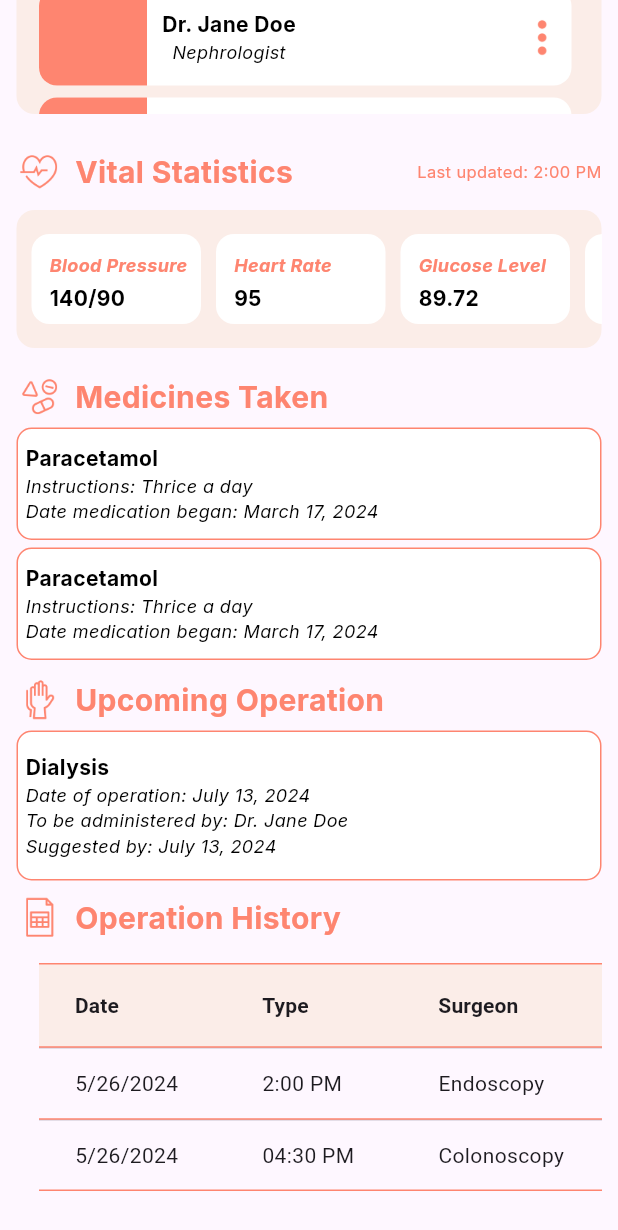
After one commit to Izkumberdu/MAD3-Submission-1---Parales-Sucalit-Villarojo, a Flutter app: the PatientInfoPage screen opened directly, scrolled down 417 dp, after a tap on "Medicines Taken", on a phone screen of 412 x 824 dp. The commit adds this screen. Shown: the top 1230 px of the screen. Run offline on Flutter 3.47's test engine with Material 3 defaults, Android fonts, the phone set to English and light mode, and no system bars; our stand-ins replace form_field_validator, go_router, google_fonts.

Commit message:
added authstate, authcontroller and patientInfo

```diff
--- /dev/null
+++ b/lib/controllers/auth_controller.dart
@@ -0,0 +1,23 @@
+import 'package:flutter/material.dart';
+import 'package:midterm_mobile_3/controllers/state.dart';
+
+class AuthController with ChangeNotifier {
+  AuthState state = AuthState.unauthenticated;
+  SimulateLogin smLogin = SimulateLogin();
+  checkUser(String patientID, String password) async {
+    bool isLoggedIn = await smLogin.checkUser(patientID, password);
+    if (isLoggedIn) {
+      state = AuthState.authenticated;
+      notifyListeners();
+    }
+  }
+}
+
+class SimulateLogin {
+  Map<String, String> users = {"Joel": "room4"};
+
+  Future<bool> checkUser(String patientID, String password) async {
+    if (users[patientID] == null) throw Exception("Patient does not exist");
+    return users[patientID] == password;
+  }
+}
--- /dev/null
+++ b/lib/controllers/state.dart
@@ -0,0 +1 @@
+enum AuthState { authenticated, unauthenticated }
--- a/lib/screens/login.dart
+++ b/lib/screens/login.dart
@@ -1,6 +1,7 @@
 import 'dart:typed_data';
 
 import 'package:flutter/material.dart';
+import 'package:form_field_validator/form_field_validator.dart';
 import 'package:google_fonts/google_fonts.dart';
 import 'package:midterm_mobile_3/consts/sizeConfig.dart';
 import 'package:midterm_mobile_3/consts/styles.dart';
@@ -15,15 +16,20 @@ class Login extends StatefulWidget {
 }
 
 class _LoginPageState extends State<Login> {
+  late GlobalKey<FormState> formkey;
   late TextEditingController patientID;
   late TextEditingController password;
+  late FocusNode patientIDFN, passwordFN;
   bool _isObscured = true;
 
   @override
   void initState() {
     super.initState();
+    formkey = GlobalKey<FormState>();
     patientID = TextEditingController();
     password = TextEditingController();
+    patientIDFN = FocusNode();
+    passwordFN = FocusNode();
   }
 
   @override
@@ -68,6 +74,8 @@ class _LoginPageState extends State<Login> {
       child: SizedBox(
         width: 300,
         height: 700,
+        child: Form(
+          key: formkey,
           child: Column(
             children: [
               const SizedBox(height: 56),
@@ -83,8 +91,9 @@ class _LoginPageState extends State<Login> {
               const SizedBox(height: 50),
               updateLog(),
               const SizedBox(height: 15),
-            scanQR()
+              scanQR(),
             ],
+          ),
         ),
       ),
     );
@@ -94,12 +103,18 @@ class _LoginPageState extends State<Login> {
     return Text('OR', style: interBold.copyWith(fontSize: 12, color: orange));
   }
 
-  Container passwordField() {
-    return Container(
+  Widget passwordField() {
+    return Flexible(
+      child: Container(
         margin: const EdgeInsets.only(left: 0, right: 0),
         child: TextFormField(
+          focusNode: passwordFN,
           controller: password,
           obscureText: _isObscured,
+          onEditingComplete: () {
+            passwordFN.unfocus();
+          },
+          validator: RequiredValidator(errorText: "Password is Required").call,
           decoration: InputDecoration(
             labelText: 'Password',
             labelStyle: interRegular.copyWith(fontSize: 14, color: orange),
@@ -143,18 +158,26 @@ class _LoginPageState extends State<Login> {
             ),
           ),
         ),
+      ),
     );
   }
 
-  Container patientIDfield() {
-    return Container(
+  Widget patientIDfield() {
+    return Flexible(
+      child: Container(
         margin: const EdgeInsets.only(left: 0, right: 0),
         child: TextFormField(
+          focusNode: patientIDFN,
           controller: patientID,
+          onEditingComplete: () {
+            passwordFN.requestFocus();
+          },
+          validator:
+              RequiredValidator(errorText: "Patient ID is Required").call,
           decoration: InputDecoration(
             labelText: 'Patient ID',
-          labelStyle:
-              GoogleFonts.poppins(fontSize: 14, color: const Color(0xffFE8570)),
+            labelStyle: GoogleFonts.poppins(
+                fontSize: 14, color: const Color(0xffFE8570)),
             floatingLabelBehavior: FloatingLabelBehavior.auto,
             filled: true,
             fillColor: Colors.white,
@@ -176,6 +199,7 @@ class _LoginPageState extends State<Login> {
                 Icons.person_3_outlined,
                 size: 50,
                 color: orange,
+              ),
             ),
           ),
         ),
@@ -245,15 +269,8 @@ class _LoginPageState extends State<Login> {
 
   ElevatedButton trackButton(BuildContext context) {
     return ElevatedButton(
-      onPressed: () async {
-        // Navigator.push(
-        //   context,
-        //   MaterialPageRoute(
-        //     builder: (context) {
-        //       return LoginPag();
-        //     },
-        //   ),
-        // );
+      onPressed: () {
+        onSubmit();
       },
       style: ElevatedButton.styleFrom(
         fixedSize: const Size(265, 45),
@@ -306,4 +323,10 @@ class _LoginPageState extends State<Login> {
       ],
     );
   }
+
+  onSubmit() {
+    if (formkey.currentState?.validate() ?? false) {
+      // Handle form submission
     }
+  }
+}
--- /dev/null
+++ b/lib/screens/patient_info.dart
@@ -0,0 +1,568 @@
+import 'package:flutter/material.dart';
+import 'package:midterm_mobile_3/consts/styles.dart';
+
+class PatientInfoPage extends StatefulWidget {
+  const PatientInfoPage({super.key});
+
+  @override
+  State<PatientInfoPage> createState() => _PatientInfoPageState();
+}
+
+class _PatientInfoPageState extends State<PatientInfoPage> {
+  @override
+  Widget build(BuildContext context) {
+    return Scaffold(
+      body: SingleChildScrollView(
+        child: Padding(
+          padding: const EdgeInsets.fromLTRB(0, 30, 0, 30),
+          child: Center(
+            child: Column(
+              children: [
+                name(),
+                const SizedBox(height: 20),
+                details(),
+                doctors(),
+                const SizedBox(height: 20),
+                vitals(),
+                meds(),
+                operations(),
+                const SizedBox(height: 5),
+                historyOperation(),
+                const SizedBox(height: 5),
+                history(),
+              ],
+            ),
+          ),
+        ),
+      ),
+    );
+  }
+
+  Widget name() {
+    return SizedBox(
+      height: 150,
+      width: 390,
+      child: Row(
+        mainAxisAlignment: MainAxisAlignment.spaceBetween,
+        children: [
+          Container(
+            width: 150,
+            height: 150,
+            decoration: const BoxDecoration(
+              image: DecorationImage(
+                image: AssetImage('assets/samplePatient.png'),
+                fit: BoxFit.contain,
+              ),
+            ),
+          ),
+          const SizedBox(width: 15),
+          Column(
+            mainAxisAlignment: MainAxisAlignment.center,
+            crossAxisAlignment: CrossAxisAlignment.start,
+            children: [
+              Text('Daniel Caesar',
+                  style: interBold.copyWith(color: orange, fontSize: 24)),
+              const SizedBox(height: 5),
+              Text('June 26, 2024',
+                  style: interRegular.copyWith(color: orange, fontSize: 16)),
+              Text('Date Admitted',
+                  style: interItalic.copyWith(color: orange, fontSize: 13)),
+            ],
+          ),
+          const Spacer(),
+          GestureDetector(
+            onTap: () {
+              Navigator.pop(context);
+            },
+            child: const Align(
+              alignment: Alignment.topRight,
+              child: Icon(
+                Icons.arrow_back_ios,
+                color: Color(0xFFFE8570),
+                size: 30,
+              ),
+            ),
+          )
+        ],
+      ),
+    );
+  }
+
+  Widget details() {
+    return SizedBox(
+      width: 390,
+      height: 80,
+      child: Row(
+        mainAxisAlignment: MainAxisAlignment.spaceBetween,
+        children: [
+          age(),
+          weight(),
+          bloodType(),
+          room(),
+        ],
+      ),
+    );
+  }
+
+  Column age() {
+    return Column(
+      children: [
+        detailHead('Age'),
+        detailData('68'),
+      ],
+    );
+  }
+
+  Column weight() {
+    return Column(
+      children: [
+        detailHead('Weight'),
+        detailData('58 Kg'),
+      ],
+    );
+  }
+
+  Column bloodType() {
+    return Column(
+      children: [
+        detailHead('Blood Type'),
+        detailData('O+'),
+      ],
+    );
+  }
+
+  Column room() {
+    return Column(
+      children: [
+        detailHead('Room no.'),
+        detailData('301'),
+      ],
+    );
+  }
+
+  Widget detailData(String content) {
+    return Text(content,
+        style: interBold.copyWith(fontSize: 24, color: Colors.black));
+  }
+
+  Widget detailHead(String content) {
+    return Text(content,
+        style: interBold.copyWith(fontSize: 16, color: orange));
+  }
+
+  Widget doctors() {
+    // NEED TO IMPLEMENT MODEL FOR DOCTORS IF HAVE TIME
+    return SizedBox(
+      height: 216,
+      width: 390,
+      child: Column(
+        children: [
+          header('assets/icons/heart_icon.png', 'Doctors Assigned'),
+          const SizedBox(height: 10),
+          Container(
+            width: 390,
+            height: 172,
+            decoration: BoxDecoration(
+              color: const Color(0xFFFBEDE8),
+              borderRadius: BorderRadius.circular(12),
+            ),
+            child: Padding(
+              padding: const EdgeInsets.only(right: 5),
+              child: RawScrollbar(
+                thumbVisibility: true,
+                thumbColor: const Color(0xFFFE8570),
+                radius: const Radius.circular(20),
+                child: ListView.separated(
+                  padding: const EdgeInsets.fromLTRB(15, 15, 15, 15),
+                  scrollDirection: Axis.vertical,
+                  itemCount: 4,
+                  separatorBuilder: (BuildContext context, int index) =>
+                      const SizedBox(height: 8),
+                  itemBuilder: (BuildContext context, int index) {
+                    return Container(
+                      width: 343,
+                      height: 65,
+                      decoration: BoxDecoration(
+                        color: Colors.white,
+                        borderRadius: BorderRadius.circular(12),
+                      ),
+                      child: Row(
+                        children: [
+                          Container(
+                            height: 65,
+                            width: 72,
+                            decoration: const BoxDecoration(
+                              color: Color(0xFFFE8570),
+                              borderRadius: BorderRadius.only(
+                                topLeft: Radius.circular(12),
+                                bottomLeft: Radius.circular(12),
+                              ),
+                            ),
+                          ),
+                          const SizedBox(width: 10),
+                          Column(
+                            mainAxisAlignment: MainAxisAlignment.center,
+                            children: [
+                              Text(
+                                'Dr. Jane Doe',
+                                style: interBold.copyWith(
+                                    fontSize: 14, color: black),
+                              ),
+                              Text(
+                                'Nephrologist',
+                                style: interItalic.copyWith(
+                                    fontSize: 12, color: black),
+                              )
+                            ],
+                          ),
+                          const Spacer(),
+                          SizedBox(
+                            width: 40,
+                            height: 40,
+                            child: Image.asset(
+                              'assets/icons/dots_icon.png',
+                            ),
+                          ),
+                        ],
+                      ),
+                    );
+                  },
+                ),
+              ),
+            ),
+          )
+        ],
+      ),
+    );
+  }
+
+  Row header(icon, title) {
+    return Row(
+      children: [
+        Image.asset(
+          icon,
+          width: 31,
+          height: 31,
+        ),
+        const SizedBox(width: 8),
+        Text(
+          title,
+          style: interBold.copyWith(fontSize: 20, color: orange),
+        ),
+      ],
+    );
+  }
+
+  Widget vitals() {
+    return SizedBox(
+      height: 150,
+      width: 390,
+      child: Column(
+        children: [
+          Row(
+            children: [
+              Image.asset(
+                'assets/icons/heart_icon.png',
+                width: 31,
+                height: 31,
+              ),
+              const SizedBox(width: 8),
+              Text(
+                'Vital Statistics',
+                style: interBold.copyWith(fontSize: 20, color: orange),
+              ),
+              const Spacer(),
+              Text(
+                'Last updated: 2:00 PM',
+                style: interRegular.copyWith(fontSize: 11, color: orange),
+              ),
+            ],
+          ),
+          const SizedBox(height: 10),
+          Container(
+            width: 390,
+            height: 92,
+            decoration: BoxDecoration(
+              color: const Color(0xFFFBEDE8),
+              borderRadius: BorderRadius.circular(12),
+            ),
+            child: SingleChildScrollView(
+              scrollDirection: Axis.horizontal,
+              child: Row(
+                children: [
+                  Padding(
+                    padding: const EdgeInsets.fromLTRB(10, 10, 0, 10),
+                    child: Row(
+                      crossAxisAlignment: CrossAxisAlignment.center,
+                      mainAxisAlignment: MainAxisAlignment.center,
+                      children: [
+                        statistic('Blood Pressure', '140/90'),
+                        const SizedBox(width: 10),
+                        statistic('Heart Rate', '95'),
+                        const SizedBox(width: 10),
+                        statistic('Glucose Level', '89.72'),
+                        const SizedBox(width: 10),
+                        statistic('Temperature', '28.03'),
+                        const SizedBox(width: 10),
+                        statistic('Oxygen Level', '28.03'),
+                        const SizedBox(width: 10),
+                      ],
+                    ),
+                  ),
+                  GestureDetector(
+                    onTap: () {},
+                    child: SizedBox(
+                      width: 35,
+                      height: 35,
+                      child: Image.asset(
+                        'assets/icons/dots_icon.png',
+                        fit: BoxFit.fill,
+                      ),
+                    ),
+                  ),
+                ],
+              ),
+            ),
+          )
+        ],
+      ),
+    );
+  }
+
+  Widget statistic(statistic, number) {
+    return Container(
+      height: 60,
+      width: 113,
+      decoration: BoxDecoration(
+        borderRadius: BorderRadius.circular(12),
+        color: Colors.white,
+      ),
+      child: Column(
+        mainAxisAlignment: MainAxisAlignment.start,
+        crossAxisAlignment: CrossAxisAlignment.start,
+        children: [
+          Padding(
+            padding: const EdgeInsets.only(
+              left: 12,
+              top: 12,
+            ),
+            child: Column(
+              crossAxisAlignment: CrossAxisAlignment.start,
+              children: [
+                Text(
+                  statistic,
+                  style: interItalicBold.copyWith(
+                    color: orange,
+                    fontSize: 12,
+                  ),
+                ),
+                const SizedBox(
+                  height: 4,
+                ),
+                Text(
+                  number,
+                  textAlign: TextAlign.start,
+                  style: interBold.copyWith(
+                    fontSize: 14,
+                  ),
+                )
+              ],
+            ),
+          )
+        ],
+      ),
+    );
+  }
+
+  Widget meds() {
+    // CHANGE TO LIST VIEW
+    return SizedBox(
+      width: 390,
+      height: 202,
+      child: Column(
+        children: [
+          GestureDetector(
+            onTap: () {},
+            child: header('assets/icons/med_icon.png', 'Medicines Taken'),
+          ),
+          const SizedBox(height: 5),
+          medicine('Paracetamol', 'Thrice a day', 'March 17, 2024'),
+          const SizedBox(height: 5),
+          medicine('Paracetamol', 'Thrice a day', 'March 17, 2024'),
+        ],
+      ),
+    );
+  }
+
+  Widget medicine(medName, instruction, date) {
+    return Container(
+      width: 390,
+      height: 75,
+      decoration: BoxDecoration(
+        color: Colors.white,
+        borderRadius: BorderRadius.circular(10),
+        border: Border.all(color: const Color(0xFFFE8570)),
+      ),
+      child: Padding(
+        padding: const EdgeInsets.all(5),
+        child: Column(
+          mainAxisAlignment: MainAxisAlignment.center,
+          crossAxisAlignment: CrossAxisAlignment.start,
+          children: [
+            Text(
+              medName,
+              style: interBold.copyWith(fontSize: 14, color: black),
+            ),
+            Text('Instructions: $instruction',
+                style: interItalic.copyWith(fontSize: 12)),
+            Text('Date medication began: $date',
+                style: interItalic.copyWith(fontSize: 12)),
+          ],
+        ),
+      ),
+    );
+  }
+
+  Widget operations() {
+    return SizedBox(
+      height: 140,
+      width: 390,
+      child: Column(
+        children: [
+          header('assets/icons/glove_icon.png', 'Upcoming Operation'),
+          const SizedBox(height: 5),
+          operation('Dialysis', 'July 13, 2024', 'Dr. Jane Doe', 'Dr. Jane Doe')
+        ],
+      ),
+    );
+  }
+
+  Widget operation(name, schedule, administer, suggested) {
+    return Container(
+      width: 390,
+      height: 100,
+      decoration: BoxDecoration(
+        color: Colors.white,
+        borderRadius: BorderRadius.circular(10),
+        border: Border.all(color: const Color(0xFFFE8570)),
+      ),
+      child: Padding(
+        padding: const EdgeInsets.all(5),
+        child: Column(
+          mainAxisAlignment: MainAxisAlignment.center,
+          crossAxisAlignment: CrossAxisAlignment.start,
+          children: [
+            Text(
+              name,
+              style: interBold.copyWith(fontSize: 14, color: black),
+            ),
+            Text('Date of operation: $schedule',
+                style: interItalic.copyWith(fontSize: 12)),
+            Text('To be administered by: $administer',
+                style: interItalic.copyWith(fontSize: 12)),
+            Text('Suggested by: $schedule',
+                style: interItalic.copyWith(fontSize: 12)),
+          ],
+        ),
+      ),
+    );
+  }
+
+  Widget historyOperation() {
+    return Container(
+      height: 41,
+      width: 390,
+      child: Column(
+        children: [
+          Row(
+            children: [
+              Image.asset(
+                'assets/icons/sheet_icon.png',
+                width: 31,
+                height: 31,
+              ),
+              const SizedBox(width: 8),
+              Text(
+                'Operation History',
+                style: interBold.copyWith(fontSize: 20, color: orange),
+              ),
+            ],
+          ),
+          const SizedBox(height: 10),
+        ],
+      ),
+    );
+  }
+
+  Widget history() {
+    return Container(
+      width: 390,
+      child: SingleChildScrollView(
+          scrollDirection: Axis.horizontal,
+          child: Padding(
+            padding: EdgeInsets.symmetric(horizontal: 15.0),
+            child: DataTable(
+              headingRowColor:
+                  MaterialStateColor.resolveWith((states) => lightOrange),
+              border: TableBorder(
+                horizontalInside: BorderSide(color: orange),
+                top: BorderSide(color: orange),
+                bottom: BorderSide(color: orange),
+              ),
+              columns: <DataColumn>[
+                DataColumn(
+                  label: Text(
+                    'Date',
+                    style: TextStyle(
+                      fontSize: 14,
+                      fontWeight: FontWeight.bold,
+                    ),
+                  ),
+                ),
+                DataColumn(
+                  label: Text(
+                    'Type',
+                    style: TextStyle(
+                      fontSize: 14,
+                      fontWeight: FontWeight.bold,
+                    ),
+                  ),
+                ),
+                DataColumn(
+                  label: Text(
+                    'Surgeon',
+                    style: TextStyle(
+                      fontSize: 14,
+                      fontWeight: FontWeight.bold,
+                    ),
+                  ),
+                ),
+                DataColumn(
+                  label: Text(
+                    'Remarks',
+                    style: TextStyle(
+                      fontSize: 14,
+                      fontWeight: FontWeight.bold,
+                    ),
+                  ),
+                ),
+              ],
+              rows: <DataRow>[
+                DataRow(cells: <DataCell>[
+                  DataCell(Text('5/26/2024')),
+                  DataCell(Text('2:00 PM')),
+                  DataCell(Text('Endoscopy')),
+                  DataCell(Text('Clumps were found in the esophagus')),
+                ]),
+                DataRow(cells: <DataCell>[
+                  DataCell(Text('5/26/2024')),
+                  DataCell(Text('04:30 PM')),
+                  DataCell(Text('Colonoscopy')),
+                  DataCell(Text('No Debris were found in the colon')),
+                ]),
+              ],
+            ),
+          )),
+    );
+  }
+}
--- a/pubspec.yaml
+++ b/pubspec.yaml
@@ -36,6 +36,8 @@ dependencies:
   cupertino_icons: ^1.0.6
   google_fonts: ^6.2.1
   go_router: ^14.2.0
+  form_field_validator: ^1.1.0
+  get_it: ^7.7.0
 
 dev_dependencies:
   flutter_test:
```
Also changed, not shown: pubspec.lock. Lines whose indentation alone changed are shown as unchanged.
